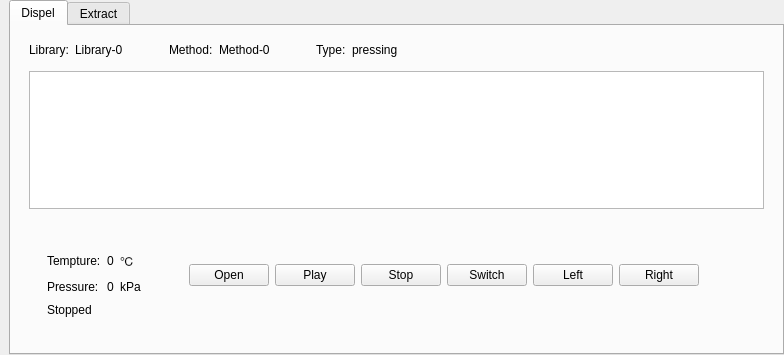
Old version of the form tank/qdispelform.ui in the repository photonlili/Tank.
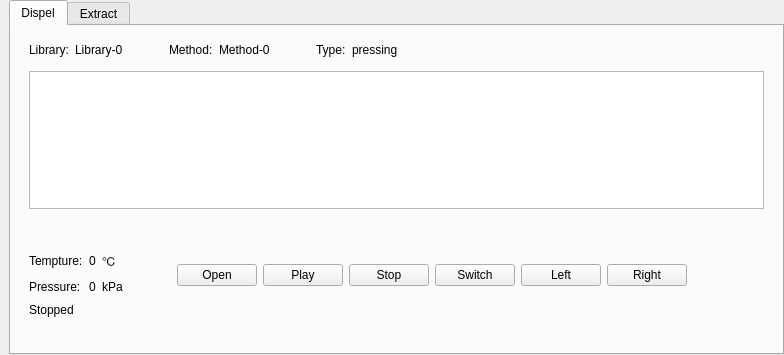
New version of the form. Custom widgets are drawn as their Qt base class.

The edit to the form file:
```diff
--- a/tank/qdispelform.ui
+++ b/tank/qdispelform.ui
@@ -282,6 +282,9 @@
              <property name="spacing">
               <number>6</number>
              </property>
+             <property name="leftMargin">
+              <number>0</number>
+             </property>
              <property name="topMargin">
               <number>9</number>
              </property>
@@ -297,6 +300,9 @@
                 </size>
                </property>
                <layout class="QGridLayout" name="gridLayout">
+                <property name="leftMargin">
+                 <number>0</number>
+                </property>
                 <item row="1" column="1">
                  <widget class="QLabel" name="label_curtemp">
                   <property name="sizePolicy">
```
Left out of the diff: 6 changed lines with no effect on the pictures.
